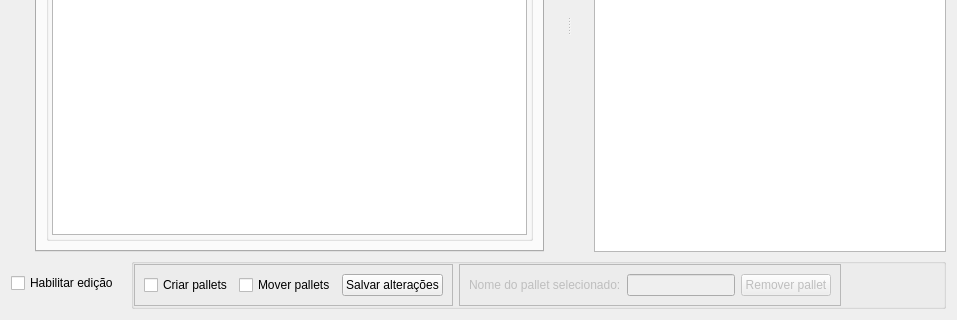
Before: the Qt Designer form ui/widgetgalpao.ui in darktorres/ERP-STACCATO, drawn with Qt 5; both pictures show x 0 to 957 and y 214 to 534 of the 957 by 534 pixel window.
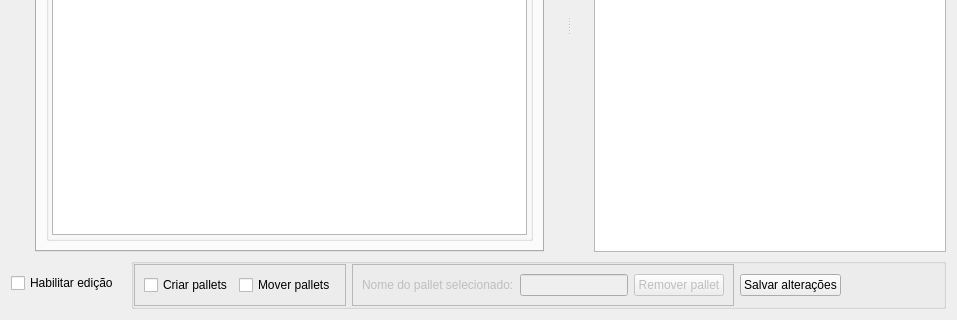
After: the same form once the commit is applied. Custom widgets are drawn as their Qt base class.

Commit message: Melhorias na tela do galpão

Patch:
```diff
--- a/ui/widgetgalpao.ui
+++ b/ui/widgetgalpao.ui
@@ -96,17 +96,10 @@
            </property>
           </widget>
          </item>
-         <item>
-          <widget class="QPushButton" name="pushButtonSalvarPallets">
-           <property name="text">
-            <string>Salvar alterações</string>
-           </property>
-          </widget>
-         </item>
         </layout>
        </widget>
       </item>
-      <item row="0" column="2">
+      <item row="0" column="3">
        <spacer name="horizontalSpacer">
         <property name="orientation">
          <enum>Qt::Horizontal</enum>
@@ -119,6 +112,13 @@
         </property>
        </spacer>
       </item>
+      <item row="0" column="2">
+       <widget class="QPushButton" name="pushButtonSalvarPallets">
+        <property name="text">
+         <string>Salvar alterações</string>
+        </property>
+       </widget>
+      </item>
      </layout>
     </widget>
    </item>
```
The commit also changes 5 other files.
